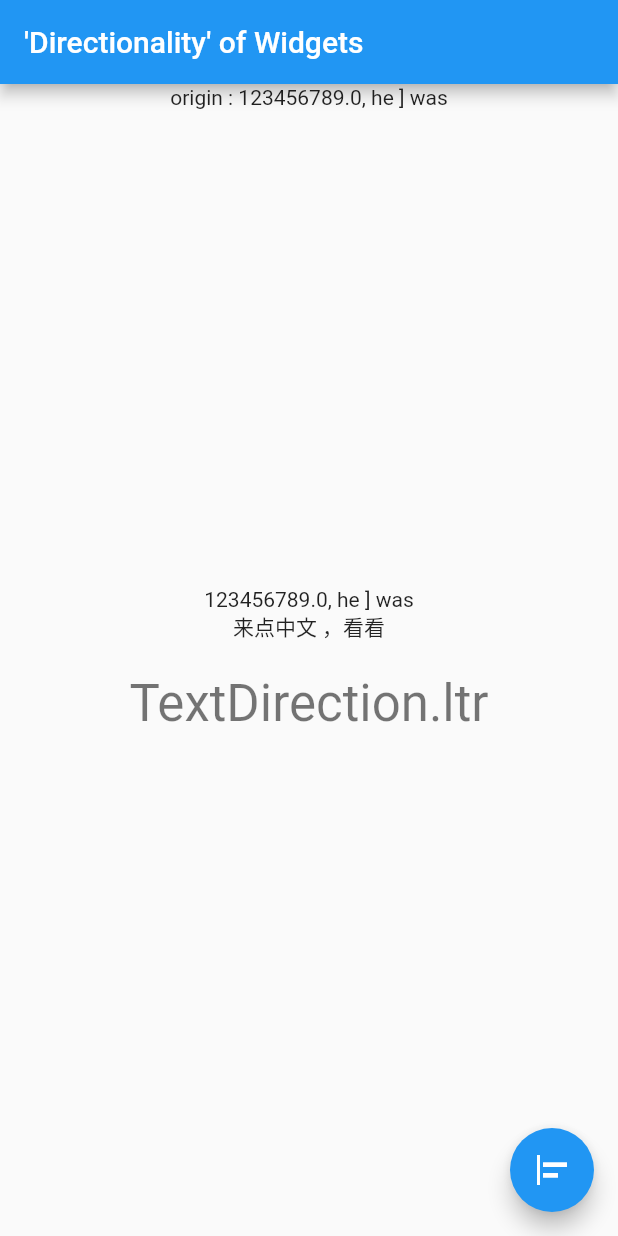
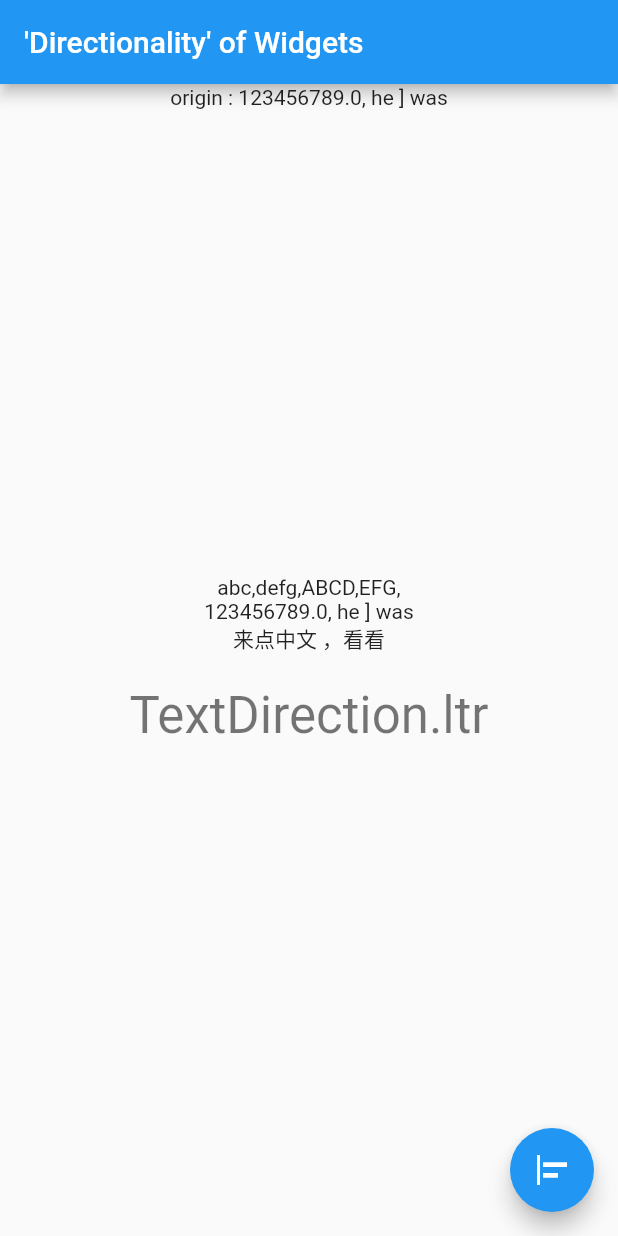
Before and after one commit to davidzou/flutter_challenge, a Flutter app: the screen it shows after launch, on a phone screen of 412 x 824 dp. Run offline on Flutter 3.47's test engine with Material 2 defaults, Android fonts, the phone set to English and light mode, and no system bars; our stand-ins replace bloc; missing offline and left inert: plume.

Commit message:
UPDATE: f_009_widget_textdirection

```diff
--- a/f_009_widgets_directionality/lib/main.dart
+++ b/f_009_widgets_directionality/lib/main.dart
@@ -29,6 +29,7 @@ class MyHomePage extends StatefulWidget {
   State<MyHomePage> createState() => _MyHomePageState();
 }
 
+const String text0 = "abc,defg,ABCD,EFG,";
 const String text1 = "123456789.0, he ] was";
 const String text2 = "来点中文 ，看看";
 
@@ -61,13 +62,10 @@ class _MyHomePageState extends State<MyHomePage> {
               child: Column(
                 mainAxisAlignment: MainAxisAlignment.center,
                 children: <Widget>[
-                  const Text(
-                    text1,
-                  ),
-                  const Text(
-                    text2,
-                  ),
-                  const SizedBox(height: 20,),
+                  const Text(text0),
+                  const Text(text1),
+                  const Text(text2),
+                  const SizedBox(height: 20),
                   Text(
                     _counter % 2 == 0 ? "TextDirection.ltr" : "TextDirection.rtl",
                     style: Theme.of(context).textTheme.headline4,
```
Also changed, not shown: f_009_widgets_directionality/pubspec.lock, 3 other files.
